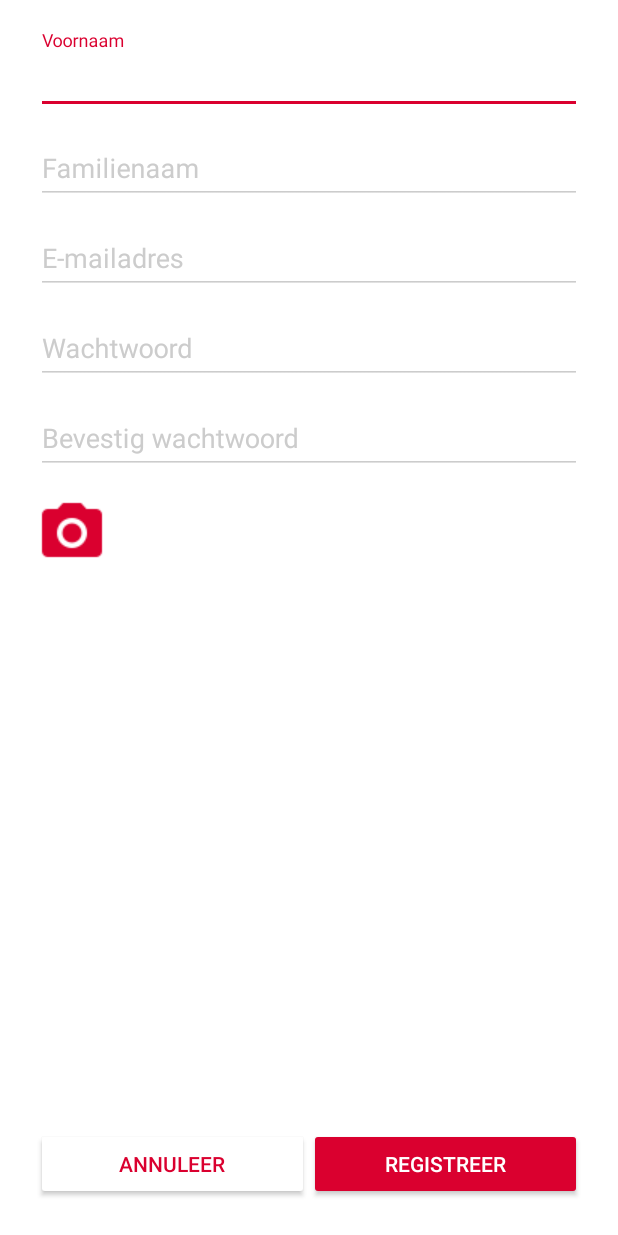
After one commit to 211260fg/Joetz-Project-Groep2-Android, an Android app: the layout fragment_register.xml on its own in the app's theme, with its tools: preview values and no code run, on a phone screen of 412 x 824 dp. The commit adds this screen. Run offline under Robolectric (Android 15) with nearby library versions, the phone set to English and light mode, and no system bars.

Commit message:
register form, wijzigingen in authenticatie, bugfixes

```diff
--- a/app/src/main/AndroidManifest.xml
+++ b/app/src/main/AndroidManifest.xml
@@ -39,9 +39,6 @@
         <meta-data
             android:name="com.facebook.sdk.ApplicationId"
             android:value="@string/facebook_app_id"/>
-        <meta-data
-            android:name="com.google.android.gms.version"
-            android:value="@integer/google_play_services_version" />
 
         <activity
             android:name=".activities.AuthenticationActivity"
--- a/app/src/main/java/groep2/joetz/com/joetz_project_groep2_test/activities/MainActivity.java
+++ b/app/src/main/java/groep2/joetz/com/joetz_project_groep2_test/activities/MainActivity.java
@@ -182,7 +182,7 @@ public class MainActivity extends AppCompatActivity implements OnFragmentInterac
             @Override
             public void onItemClick(AdapterView<?> parent, View view, int position, long id) {
                 drawerLayout.closeDrawers();
-                Toast.makeText(MainActivity.this, osArray[position] + " clicked", Toast.LENGTH_SHORT).show();
+                //Toast.makeText(MainActivity.this, osArray[position] + " clicked", Toast.LENGTH_SHORT).show();
                 FragmentTransaction transaction = getSupportFragmentManager().beginTransaction();
                 switch (position) {
                     case 0:
--- /dev/null
+++ b/app/src/main/res/anim/slide_down.xml
@@ -0,0 +1,4 @@
+<?xml version="1.0" encoding="utf-8"?>
+<set xmlns:android="http://schemas.android.com/apk/res/android">
+    <translate android:fromYDelta="-135" android:toYDelta="0" android:duration="200"/>
+</set>
--- /dev/null
+++ b/app/src/main/res/anim/slide_up.xml
@@ -0,0 +1,4 @@
+<?xml version="1.0" encoding="utf-8"?>
+<set xmlns:android="http://schemas.android.com/apk/res/android">
+    <translate android:fromYDelta="0" android:toYDelta="-135" android:duration="200"/>
+</set>
--- /dev/null
+++ b/app/src/main/res/layout/fragment_register.xml
@@ -0,0 +1,137 @@
+<RelativeLayout xmlns:android="http://schemas.android.com/apk/res/android"
+    xmlns:tools="http://schemas.android.com/tools"
+    android:layout_width="match_parent"
+    android:layout_height="match_parent"
+    android:orientation="vertical"
+    android:paddingLeft="24dp"
+    android:paddingRight="24dp"
+    android:paddingTop="20dp"
+    tools:context="groep2.joetz.com.joetz_project_groep2_test.fragments.RegisterFragment">
+
+    <ScrollView
+        android:layout_width="match_parent"
+        android:layout_height="match_parent">
+
+        <LinearLayout
+            android:layout_width="match_parent"
+            android:layout_height="wrap_content"
+            android:orientation="vertical">
+
+            <android.support.design.widget.TextInputLayout
+                android:layout_width="match_parent"
+                android:layout_height="wrap_content">
+
+                <EditText
+                    android:id="@+id/input_firstname"
+                    android:layout_width="match_parent"
+                    android:layout_height="wrap_content"
+                    android:hint="Voornaam"
+                    android:inputType="textEmailAddress" />
+
+            </android.support.design.widget.TextInputLayout>
+
+            <android.support.design.widget.TextInputLayout
+                android:layout_width="match_parent"
+                android:layout_height="wrap_content"
+                android:layout_marginTop="4dp">
+
+                <EditText
+                    android:id="@+id/input_lastname"
+                    android:layout_width="match_parent"
+                    android:layout_height="wrap_content"
+                    android:hint="Familienaam"
+                    android:inputType="textEmailAddress" />
+
+            </android.support.design.widget.TextInputLayout>
+
+            <android.support.design.widget.TextInputLayout
+                android:layout_width="match_parent"
+                android:layout_height="wrap_content"
+                android:layout_marginTop="4dp">
+
+                <EditText
+                    android:id="@+id/input_email"
+                    android:layout_width="match_parent"
+                    android:layout_height="wrap_content"
+                    android:hint="E-mailadres"
+                    android:inputType="textEmailAddress" />
+
+            </android.support.design.widget.TextInputLayout>
+
+            <android.support.design.widget.TextInputLayout
+                android:layout_width="match_parent"
+                android:layout_height="wrap_content"
+                android:layout_marginTop="4dp">
+
+                <EditText
+                    android:id="@+id/input_password"
+                    android:layout_width="match_parent"
+                    android:layout_height="wrap_content"
+                    android:hint="Wachtwoord"
+                    android:inputType="textPassword" />
+
+            </android.support.design.widget.TextInputLayout>
+
+            <android.support.design.widget.TextInputLayout
+                android:layout_width="match_parent"
+                android:layout_height="wrap_content"
+                android:layout_marginTop="4dp">
+
+                <EditText
+                    android:id="@+id/input_confirmpassword"
+                    android:layout_width="match_parent"
+                    android:layout_height="wrap_content"
+                    android:hint="Bevestig wachtwoord"
+                    android:inputType="textPassword" />
+
+            </android.support.design.widget.TextInputLayout>
+
+            <ImageButton
+                android:id="@+id/btnTakepicture"
+                android:layout_width="wrap_content"
+                android:layout_height="wrap_content"
+                android:layout_marginBottom="4dp"
+                android:layout_marginTop="15dp"
+                android:backgroundTint="@color/maintheme"
+                android:background="@drawable/ic_camera_alt_white_24dp"/>
+
+
+
+
+        </LinearLayout>
+    </ScrollView>
+
+    <LinearLayout
+        android:layout_width="match_parent"
+        android:layout_height="wrap_content"
+        android:layout_alignParentBottom="true"
+        android:orientation="horizontal">
+
+
+        <android.support.v7.widget.AppCompatButton
+            android:id="@+id/link_back"
+            android:layout_width="0dp"
+            android:layout_height="wrap_content"
+            android:layout_marginBottom="24dp"
+            android:layout_marginTop="24dp"
+            android:layout_weight="0.5"
+            android:backgroundTint="@color/white"
+            android:padding="12dp"
+            android:text="Annuleer"
+            android:textColor="@color/maintheme" />
+
+
+        <android.support.v7.widget.AppCompatButton
+            android:id="@+id/btnRegister"
+            android:layout_width="0dp"
+            android:layout_height="wrap_content"
+            android:layout_marginBottom="24dp"
+            android:layout_marginTop="24dp"
+            android:layout_weight="0.5"
+            android:padding="12dp"
+            android:text="Registreer"
+            android:textColor="@color/white" />
+
+    </LinearLayout>
+
+</RelativeLayout>
--- a/app/src/main/res/values/strings.xml
+++ b/app/src/main/res/values/strings.xml
@@ -1,6 +1,5 @@
 <resources>
     <string name="app_name">Joetz</string>
-
 
 
     <string name="facebook_app_id">1093221760712852</string>
@@ -12,4 +11,7 @@
         <item>B</item>
         <item>C</item>
     </string-array>
+
+    <!-- TODO: Remove or change this placeholder text -->
+    <string name="hello_blank_fragment">Hello blank fragment</string>
 </resources>
```
Also changed, not shown: app/src/main/java/groep2/joetz/com/joetz_project_groep2_test/activities/AuthenticationActivity.java (+57 -1 lines), app/src/main/java/groep2/joetz/com/joetz_project_groep2_test/fragments/LoginFragment.java (+62 -4 lines), app/src/main/java/groep2/joetz/com/joetz_project_groep2_test/fragments/RegisterFragment.java (added, +101 -0 lines), app/src/main/res/anim/slide_in_left.xml (added, +10 -0 lines), app/src/main/res/anim/slide_in_right.xml (added, +10 -0 lines), app/src/main/res/anim/slide_out_left.xml (added, +10 -0 lines), app/src/main/res/anim/slide_out_right.xml (added, +10 -0 lines), app/src/main/res/layout/activity_authentication.xml (+16 -9 lines), app/src/main/res/layout/fragment_login.xml (+2 -6 lines), app/src/main/res/drawable/ic_camera_alt_white_24dp.png (added), 1 other file.
